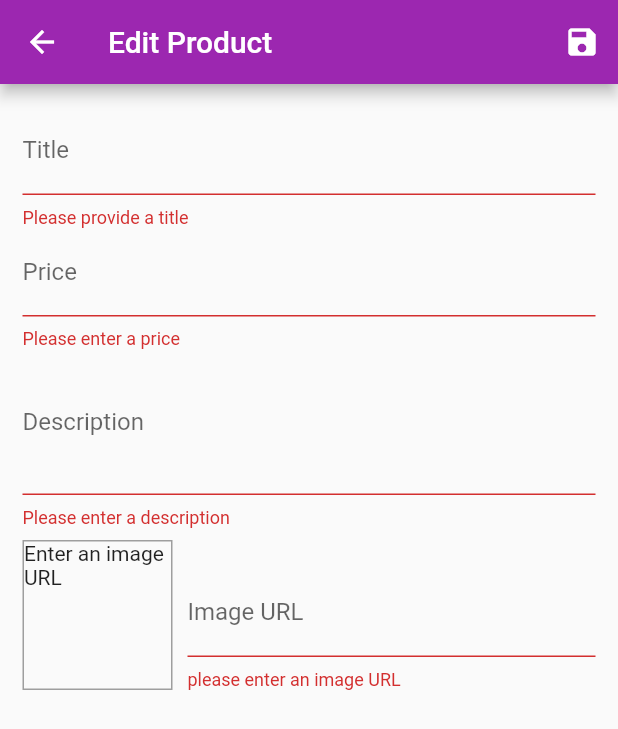
After one commit to brimac1634/flutter-shop, a Flutter app: the EditProductPage screen opened by its route, after a tap on the "save" icon, on a phone screen of 412 x 824 dp. The commit adds this screen. Shown: the top 729 px of the screen. Run offline on Flutter 3.47's test engine with Material 2 defaults, Android fonts, the phone set to English and light mode, and no system bars; network calls fail.

Commit message:
added the abilitty to add new products

```diff
--- a/lib/main.dart
+++ b/lib/main.dart
@@ -6,6 +6,7 @@ import './pages/cart_page.dart';
 import './pages/products_overview_pages.dart';
 import './pages/product_detail_page.dart';
 import './pages/user_products_page.dart';
+import './pages/edit_product_page.dart';
 
 import 'providers/products.dart';
 import './providers/cart.dart';
@@ -40,6 +41,7 @@ class MyApp extends StatelessWidget {
             CartPage.pathName: (ctx) => CartPage(),
             OrdersPage.pathName: (ctx) => OrdersPage(),
             UserProductsPage.pathName: (ctx) => UserProductsPage(),
+            EditProductPage.pathName: (ctx) => EditProductPage(),
           }),
     );
   }
--- /dev/null
+++ b/lib/pages/edit_product_page.dart
@@ -0,0 +1,209 @@
+import 'package:flutter/material.dart';
+import 'package:provider/provider.dart';
+
+import '../providers/product.dart';
+import '../providers/products.dart';
+
+class EditProductPage extends StatefulWidget {
+  static const pathName = '/edit-product';
+
+  @override
+  _EditProductPageState createState() => _EditProductPageState();
+}
+
+class _EditProductPageState extends State<EditProductPage> {
+  final _priceFocusNode = FocusNode();
+  final _descriptionFocusNode = FocusNode();
+  final _imageURLController = TextEditingController();
+  final _imageURLFocusNode = FocusNode();
+  final _form = GlobalKey<FormState>();
+
+  var _editedProduct =
+      Product(id: null, title: '', price: 0, description: '', imageUrl: '');
+
+  @override
+  void initState() {
+    _imageURLFocusNode.addListener(_updateImageURL);
+    super.initState();
+  }
+
+  @override
+  void dispose() {
+    _priceFocusNode.dispose();
+    _descriptionFocusNode.dispose();
+    _imageURLController.dispose();
+    _imageURLFocusNode.removeListener(_updateImageURL);
+    _imageURLFocusNode.dispose();
+    super.dispose();
+  }
+
+  void _updateImageURL() {
+    if (!_imageURLFocusNode.hasFocus) {
+      setState(() {});
+    }
+  }
+
+  void _saveForm() {
+    final isValid = _form.currentState.validate();
+    if (!isValid) {
+      return;
+    }
+    _form.currentState.save();
+    Provider.of<Products>(context, listen: false).addProduct(_editedProduct);
+    Navigator.of(context).pop();
+  }
+
+  @override
+  Widget build(BuildContext context) {
+    return Scaffold(
+      appBar: AppBar(
+        title: Text('Edit Product'),
+        actions: [
+          IconButton(
+            icon: Icon(Icons.save),
+            onPressed: _saveForm,
+          )
+        ],
+      ),
+      body: Padding(
+        padding: const EdgeInsets.all(15),
+        child: Form(
+          key: _form,
+          child: ListView(
+            children: [
+              TextFormField(
+                decoration: InputDecoration(
+                  labelText: 'Title',
+                ),
+                textInputAction: TextInputAction.next,
+                onFieldSubmitted: (_) {
+                  FocusScope.of(context).requestFocus(_priceFocusNode);
+                },
+                onSaved: (value) {
+                  _editedProduct = Product(
+                      title: value,
+                      price: _editedProduct.price,
+                      description: _editedProduct.description,
+                      imageUrl: _editedProduct.imageUrl,
+                      id: null);
+                },
+                validator: (value) {
+                  if (value.isEmpty) {
+                    return 'Please provide a title';
+                  }
+                  return null;
+                },
+              ),
+              TextFormField(
+                decoration: InputDecoration(labelText: 'Price'),
+                textInputAction: TextInputAction.next,
+                keyboardType: TextInputType.number,
+                focusNode: _priceFocusNode,
+                onFieldSubmitted: (_) {
+                  FocusScope.of(context).requestFocus(_descriptionFocusNode);
+                },
+                validator: (value) {
+                  if (value.isEmpty) {
+                    return 'Please enter a price';
+                  }
+                  if (double.tryParse(value) == null) {
+                    return 'Please enter a valid number';
+                  }
+                  if (double.parse(value) <= 0) {
+                    return 'Please enter a number greater than 0';
+                  }
+                  return null;
+                },
+                onSaved: (value) {
+                  _editedProduct = Product(
+                      title: _editedProduct.title,
+                      price: double.parse(value),
+                      description: _editedProduct.description,
+                      imageUrl: _editedProduct.imageUrl,
+                      id: null);
+                },
+              ),
+              TextFormField(
+                decoration: InputDecoration(labelText: 'Description'),
+                keyboardType: TextInputType.multiline,
+                maxLines: 3,
+                focusNode: _descriptionFocusNode,
+                validator: (value) {
+                  if (value.isEmpty) {
+                    return 'Please enter a description';
+                  }
+                  if (value.length < 10) {
+                    return 'Should be at least 10 characters long';
+                  }
+                  return null;
+                },
+                onSaved: (value) {
+                  _editedProduct = Product(
+                      title: _editedProduct.title,
+                      price: _editedProduct.price,
+                      description: value,
+                      imageUrl: _editedProduct.imageUrl,
+                      id: null);
+                },
+              ),
+              Row(
+                crossAxisAlignment: CrossAxisAlignment.end,
+                children: [
+                  Container(
+                    width: 100,
+                    height: 100,
+                    margin: EdgeInsets.only(top: 8, right: 10),
+                    decoration: BoxDecoration(
+                        border: Border.all(width: 1, color: Colors.grey)),
+                    child: _imageURLController.text.isEmpty
+                        ? Text('Enter an image URL')
+                        : FittedBox(
+                            child: Image.network(_imageURLController.text),
+                            fit: BoxFit.cover,
+                          ),
+                  ),
+                  Expanded(
+                    child: TextFormField(
+                      decoration: InputDecoration(labelText: 'Image URL'),
+                      keyboardType: TextInputType.url,
+                      textInputAction: TextInputAction.done,
+                      controller: _imageURLController,
+                      focusNode: _imageURLFocusNode,
+                      onEditingComplete: () {
+                        setState(() {});
+                      },
+                      validator: (value) {
+                        if (value.isEmpty) {
+                          return 'please enter an image URL';
+                        }
+                        if (!value.startsWith('http') &&
+                            !value.startsWith('https')) {
+                          return 'please enter a valid url';
+                        }
+                        if (!value.endsWith('png') &&
+                            !value.endsWith('jpg') &&
+                            !value.endsWith('jpeg')) {
+                          return 'please enter an image url';
+                        }
+                        return null;
+                      },
+                      onFieldSubmitted: (_) => _saveForm(),
+                      onSaved: (value) {
+                        _editedProduct = Product(
+                            title: _editedProduct.title,
+                            price: _editedProduct.price,
+                            description: _editedProduct.description,
+                            imageUrl: value,
+                            id: null);
+                      },
+                    ),
+                  )
+                ],
+              )
+            ],
+          ),
+        ),
+      ),
+    );
+  }
+}
--- a/lib/pages/user_products_page.dart
+++ b/lib/pages/user_products_page.dart
@@ -3,6 +3,7 @@ import 'package:provider/provider.dart';
 
 import '../widgets/user_product_item.dart';
 import '../widgets/app_drawer.dart';
+import '../pages/edit_product_page.dart';
 
 import '../providers/products.dart';
 
@@ -18,7 +19,9 @@ class UserProductsPage extends StatelessWidget {
         actions: <Widget>[
           IconButton(
             icon: const Icon(Icons.add),
-            onPressed: () {},
+            onPressed: () {
+              Navigator.of(context).pushNamed(EditProductPage.pathName);
+            },
           )
         ],
       ),
--- a/lib/providers/products.dart
+++ b/lib/providers/products.dart
@@ -60,4 +60,16 @@ class Products with ChangeNotifier {
   //   _showFavoritesOnly = false;
   //   notifyListeners();
   // }
+
+  void addProduct(Product product) {
+    final newProduct = Product(
+        title: product.title,
+        description: product.description,
+        price: product.price,
+        imageUrl: product.imageUrl,
+        id: DateTime.now().toString());
+
+    _items.add(newProduct);
+    notifyListeners();
+  }
 }
```
